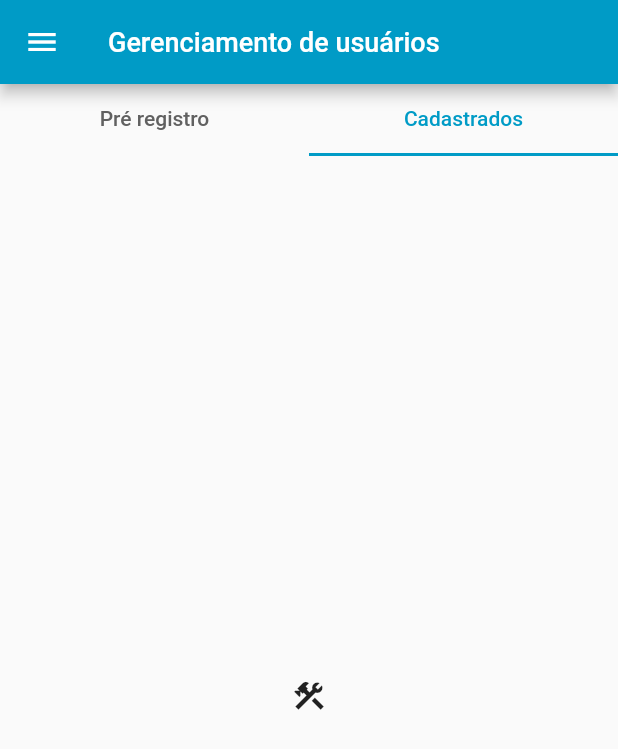
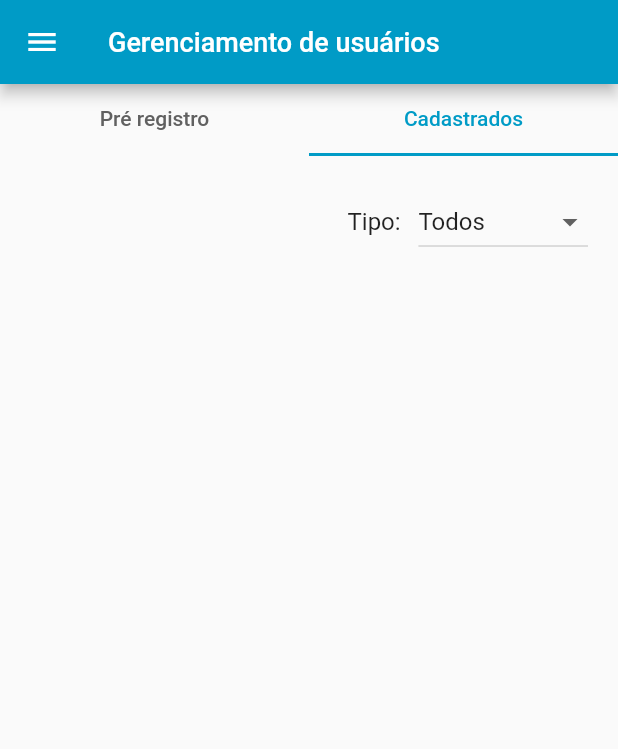
Before and after one commit to layshidani/puc-seu-louviral, a Flutter app: the UsersManagerPage screen opened directly, tab 2 chosen, on a phone screen of 412 x 824 dp. Shown: the top 749 px of the screen. Run offline on Flutter 3.47's test engine with Material 2 defaults, Android fonts, the phone set to English and light mode, and no system bars; drawn by our look-alikes of flutter_advanced_drawer; our stand-ins replace cloud_firestore, firebase_auth, firebase_core, get, lottie, pin_code_fields; accounts and stored records are empty; network calls fail.

Commit message:
wip: refactor tabbar

```diff
--- a/seu_lourival/lib/app/pages/users_manager/page.dart
+++ b/seu_lourival/lib/app/pages/users_manager/page.dart
@@ -1,42 +1,18 @@
-import 'package:flutter/material.dart';
+import 'package:flutter/cupertino.dart';
+import 'package:flutter/src/foundation/key.dart';
+import 'package:flutter/src/widgets/framework.dart';
 import 'package:seu_lourival/app/pages/users_manager/widgets/tabbar.dart';
-import 'package:seu_lourival/core/values/colors.dart';
 
-import 'package:seu_lourival/global_widgets/design_system/core/scaffold/scaffold.dart';
-import 'package:seu_lourival/global_widgets/design_system/text/text.dart';
-import 'package:seu_lourival/global_widgets/design_system/text/title.dart';
+import '../../../global_widgets/design_system/core/scaffold/scaffold.dart';
 
-class UsersManagerPage extends StatefulWidget {
+class UsersManagerPage extends StatelessWidget {
   const UsersManagerPage({Key? key}) : super(key: key);
 
-  @override
-  State<UsersManagerPage> createState() => _UsersManagerPageState();
-}
-
-class _UsersManagerPageState extends State<UsersManagerPage> {
-  int _selectedIndex = 0;
-  void _onItemTapped(int index) {
-    setState(() {
-      _selectedIndex = index;
-    });
-  }
-
-  @override
-  void initState() {
-    super.initState();
-  }
-
-  @override
+   @override
   Widget build(BuildContext context) {
     return DSScaffold(
       title: 'Gerenciamento de usuários',
-      body: Column(
-        mainAxisAlignment: MainAxisAlignment.center,
-        crossAxisAlignment: CrossAxisAlignment.center,
-        children: [
-          const UsersManagerTabbar(),
-        ],
-      ),
+      body: UsersManagerTabbar(),
     );
   }
 }
--- a/seu_lourival/lib/app/pages/users_manager/pre-register/form/page.dart
+++ b/seu_lourival/lib/app/pages/users_manager/pre-register/form/page.dart
@@ -1,4 +1,5 @@
 import 'package:flutter/material.dart';
+import 'package:seu_lourival/core/values/strings.dart';
 import 'package:seu_lourival/global_widgets/design_system/core/scaffold/scaffold.dart';
 import 'package:seu_lourival/global_widgets/design_system/field/text_field.dart';
 import 'package:seu_lourival/global_widgets/design_system/text/text.dart';
@@ -47,7 +48,7 @@ class _PreRegisterFormState extends State<PreRegisterForm> {
                         if (value != null && value.length >= 1) {
                           return null;
                         }
-                        return 'Selecione um tipo de usuário';
+                        return 'Selecione um tipo';
                       },
                       decoration: const InputDecoration(
                         labelText: 'Selecione um tipo de usuário',
--- /dev/null
+++ b/seu_lourival/lib/app/pages/users_manager/registered/list/page.dart
@@ -0,0 +1,50 @@
+import 'package:flutter/cupertino.dart';
+import 'package:flutter/material.dart';
+import 'package:flutter/src/foundation/key.dart';
+import 'package:flutter/src/widgets/framework.dart';
+import 'package:seu_lourival/global_widgets/design_system/text/text.dart';
+
+class RegisteredPage extends StatelessWidget {
+  RegisteredPage({Key? key}) : super(key: key);
+
+  List<String> userTypes = [
+    'Todos',
+    'Morador',
+    'Porteiro',
+    'Manutenção',
+    'Zelador',
+    'Financeiro',
+    'Outros',
+  ];
+
+  @override
+  Widget build(BuildContext context) {
+   return Padding(
+      padding: const EdgeInsets.all(10.0),
+      child: Column(
+        children: [
+          Row(
+            mainAxisAlignment: MainAxisAlignment.end,
+            children: [
+              DSText.sm('Tipo:   '),
+              DropdownButton<String>(
+                items: userTypes.map((String item) {
+                  return DropdownMenuItem<String>(
+                    value: item,
+                    child: Text(item),
+                  );
+                }).toList(),
+                onChanged: (_) {},
+                // TODO change value
+                value: userTypes[0],
+              ),
+            ],
+          ),
+          // ListView(
+          //   // scrollDirection: Axis.vertical,
+          // ),
+        ],
+      ),
+    );
+  }
+}
--- a/seu_lourival/lib/app/pages/users_manager/widgets/tabbar.dart
+++ b/seu_lourival/lib/app/pages/users_manager/widgets/tabbar.dart
@@ -1,37 +1,43 @@
 import 'package:flutter/material.dart';
 
 import 'package:seu_lourival/app/pages/users_manager/pre-register/list/page.dart';
+import 'package:seu_lourival/app/pages/users_manager/registered/list/page.dart';
 import 'package:seu_lourival/core/values/colors.dart';
 
 class UsersManagerTabbar extends StatelessWidget {
-  const UsersManagerTabbar({super.key});
+  UsersManagerTabbar({super.key});
+
+  List<Tab> tabNames = [
+    const Tab(text: 'Pré registro'),
+    const Tab(text: 'Cadastrados'),
+  ];
+
+  List<Widget> tabPages = [
+    PreRegisterListPage(),
+    RegisteredPage(),
+  ];
 
   @override
   Widget build(BuildContext context) {
-    return Expanded(
-      child: DefaultTabController(
-        length: 2,
+    return DefaultTabController(
+      length: tabNames.length,
       child: Column(
         children: [
           TabBar(
             labelColor: DSColors.primary,
             indicatorColor: DSColors.primary,
             unselectedLabelColor: Colors.grey[700],
-              tabs: const [
-                Tab(text: 'Pré registro'),
-                Tab(text: 'Cadastrados'),
-              ],
+            tabs: tabNames,
           ),
-            const Expanded(
+          Expanded(
+            child: Padding(
+              padding: const EdgeInsets.all(10.0),
               child: TabBarView(
-                children: [
-                  PreRegisterListPage(),
-                  Icon(Icons.construction_outlined),
-                ],
+                children: tabPages,
+              ),
             ),
           ),
         ],
-        ),
       ),
     );
   }
--- /dev/null
+++ b/seu_lourival/lib/core/values/strings.dart
@@ -0,0 +1,5 @@
+class MyStrings {
+  static preRegisterForm() {
+    return 'Cadastro de usuário';
+  }
+}
```
Also changed, not shown: seu_lourival/lib/app/pages/users_manager/pre-register/list/page.dart (+34 -6 lines). Lines whose indentation alone changed are shown as unchanged.
